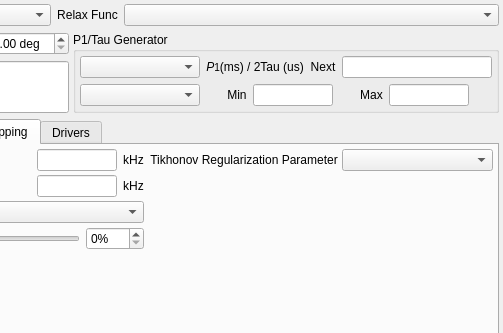
Old version of the form modules/nmr/nmrrelaxform.ui in the repository northriv/KAME; both pictures show x 210 to 713 and y 0 to 333 of the 713 by 562 pixel window.
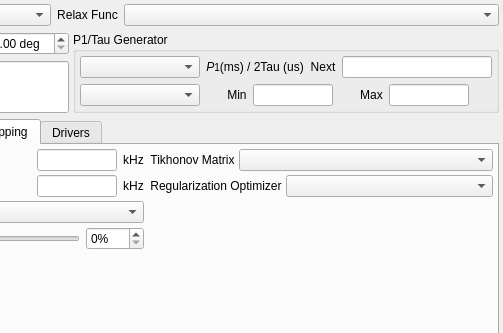
New version of the form. The open tabs and pages were chosen to show the change. Custom widgets are drawn as their Qt base class.

What changed in the file:
```diff
--- a/modules/nmr/nmrrelaxform.ui
+++ b/modules/nmr/nmrrelaxform.ui
@@ -781,7 +781,7 @@
        <attribute name="title">
         <string>Density Mapping</string>
        </attribute>
-       <layout class="QHBoxLayout" name="horizontalLayout_8">
+       <layout class="QHBoxLayout" name="horizontalLayout_9">
         <property name="spacing">
          <number>-1</number>
         </property>
@@ -1078,6 +1078,9 @@
         </item>
         <item>
          <layout class="QVBoxLayout" name="verticalLayout_11">
+          <property name="spacing">
+           <number>4</number>
+          </property>
           <item>
            <layout class="QHBoxLayout" name="horizontalLayout_6">
             <property name="spacing">
@@ -1092,7 +1095,43 @@
                </sizepolicy>
               </property>
               <property name="text">
-               <string>Tikhonov Regularization Parameter</string>
+               <string>Tikhonov Matrix</string>
+              </property>
+              <property name="alignment">
+               <set>Qt::AlignCenter</set>
+              </property>
+              <property name="wordWrap">
+               <bool>false</bool>
+              </property>
+             </widget>
+            </item>
+            <item>
+             <widget class="QComboBox" name="m_cmbTikhonovMatrix">
+              <property name="sizePolicy">
+               <sizepolicy hsizetype="Preferred" vsizetype="Fixed">
+                <horstretch>0</horstretch>
+                <verstretch>0</verstretch>
+               </sizepolicy>
+              </property>
+             </widget>
+            </item>
+           </layout>
+          </item>
+          <item>
+           <layout class="QHBoxLayout" name="horizontalLayout_8">
+            <property name="spacing">
+             <number>4</number>
+            </property>
+            <item>
+             <widget class="QLabel" name="textLabel5_5">
+              <property name="sizePolicy">
+               <sizepolicy hsizetype="Fixed" vsizetype="Fixed">
+                <horstretch>0</horstretch>
+                <verstretch>0</verstretch>
+               </sizepolicy>
+              </property>
+              <property name="text">
+               <string>Regularization Optimizer</string>
               </property>
               <property name="alignment">
                <set>Qt::AlignCenter</set>
```
Left out of the diff: 4 changed lines with no effect on the pictures.
